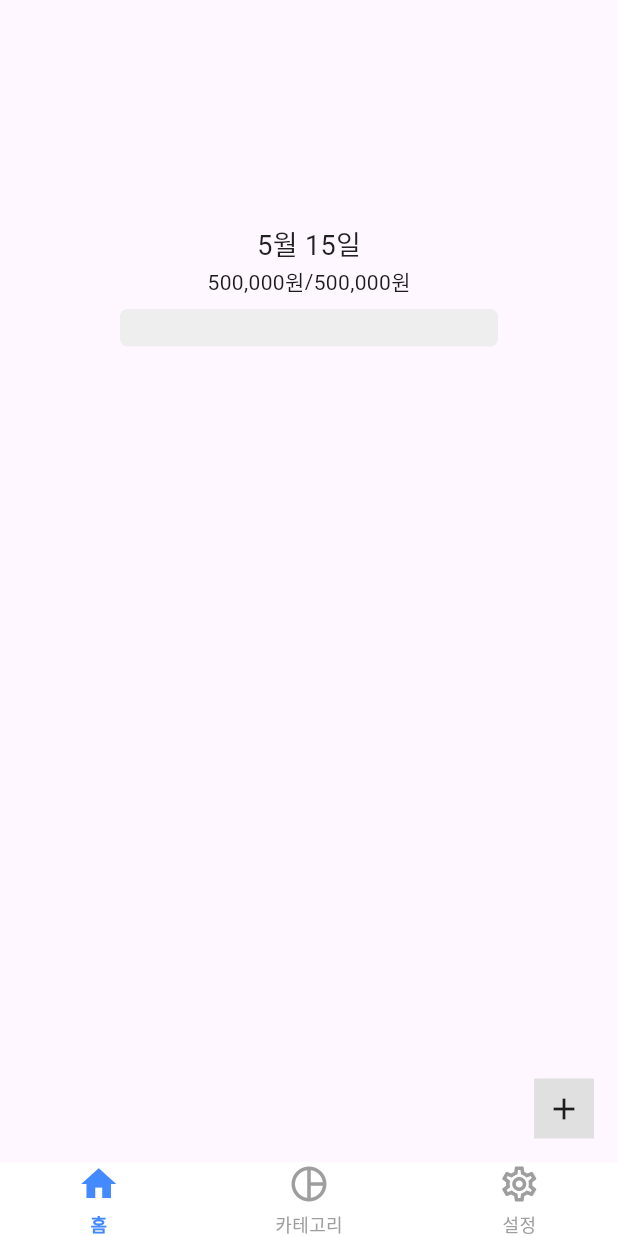
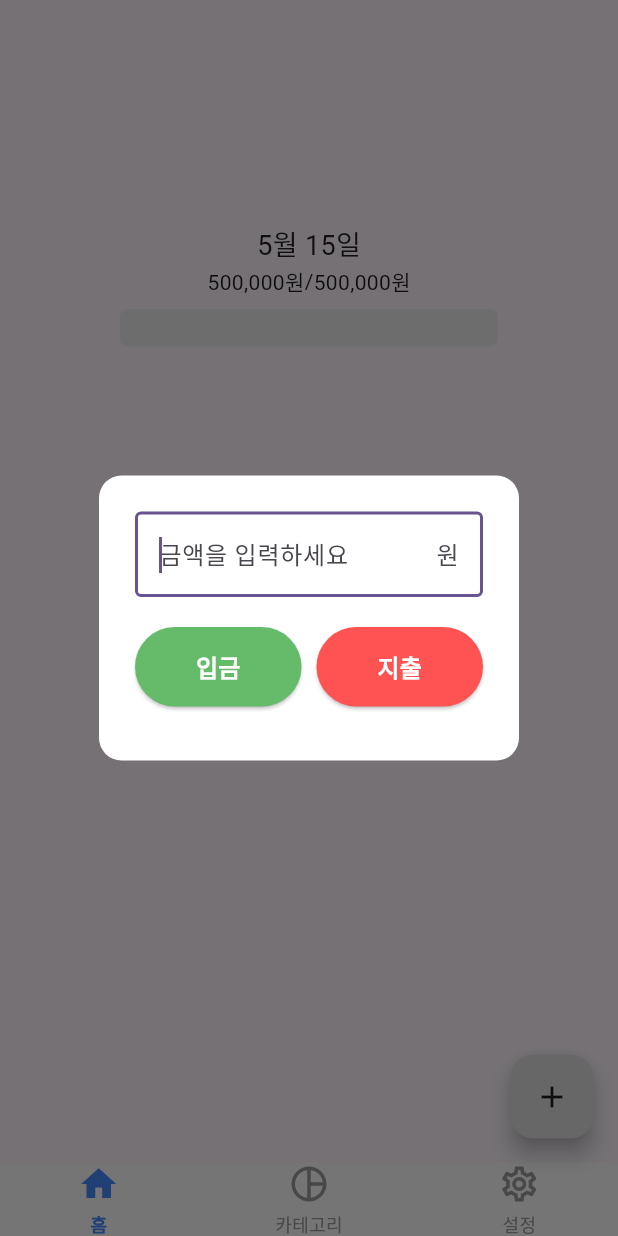
Before and after one commit to yeeeeeji/KeepMyMoney, a Flutter app: the screen it shows after launch, after a tap on the "add" icon, on a phone screen of 412 x 824 dp. Run offline on Flutter 3.47's test engine with Material 3 defaults, Android fonts, the light colour scheme and no system bars; our stand-ins replace flutter_riverpod.

Commit message:
feat: TransactionDialog 구현

```diff
--- a/keep_my_money/lib/main.dart
+++ b/keep_my_money/lib/main.dart
@@ -17,7 +17,7 @@ class MyApp extends StatelessWidget {
     return MaterialApp(
       title: 'Keep My Money',
       theme: ThemeData(
-        colorScheme: .fromSeed(seedColor: Colors.deepPurple),
+        colorScheme: ColorScheme.fromSeed(seedColor: Colors.deepPurple),
       ),
       home: HomePage(),
     );
@@ -25,30 +25,14 @@ class MyApp extends StatelessWidget {
 }
 
 class HomePage extends StatefulWidget {
-
   const HomePage({super.key});
 
   @override
   State<HomePage> createState() => _HomePageState();
 }
 
-class _HomePageState extends State<HomePage> with SingleTickerProviderStateMixin {
+class _HomePageState extends State<HomePage> {
   int _currentIndex = 0;
-
-  late TabController _tabController;
-  bool _showExpFab = true;
-
-  @override
-  void initState() {
-    super.initState();
-    _tabController = TabController(length: 3, vsync: this);
-
-    _tabController.addListener(() {
-      setState(() {
-        _showExpFab = _tabController.index == 0;
-      });
-    });
-  }
 
   @override
   Widget build(BuildContext context) {
@@ -57,25 +41,19 @@ class _HomePageState extends State<HomePage> with SingleTickerProviderStateMixin
         index: _currentIndex,
         children: const [
           HomeTab(),
-          Center(child: Text('카테고리'),),
-          Center(child: Text('설정'),),
+          Center(child: Text('카테고리')),
+          Center(child: Text('설정')),
         ],
       ),
-      floatingActionButton: _showExpFab ? const ExpenseFab() : null,
+      floatingActionButton: _currentIndex == 0 ? const ExpenseFab() : null,
       bottomNavigationBar: NavBar(
         currentIndex: _currentIndex,
         onTap: (index) {
           setState(() {
             _currentIndex = index;
           });
-        }
+        },
       ),
     );
   }
-
-  @override
-  void dispose() {
-    _tabController.dispose();
-    super.dispose();
-  }
 }
--- a/keep_my_money/lib/widgets/buttons/expense_fab.dart
+++ b/keep_my_money/lib/widgets/buttons/expense_fab.dart
@@ -1,23 +1,26 @@
 import 'package:flutter/material.dart';
+import 'package:flutter_riverpod/flutter_riverpod.dart';
+import 'package:keep_my_money/widgets/dialogs/transaction_dialog.dart';
 
-class ExpenseFab extends StatelessWidget {
-  const ExpenseFab ({super.key});
+class ExpenseFab extends ConsumerWidget {
+  const ExpenseFab({super.key});
 
   @override
-  Widget build(BuildContext context) {
-    return GestureDetector(
-      onTap: () {
-
+  Widget build(BuildContext context, WidgetRef ref) {
+    return FloatingActionButton(
+      onPressed: () {
+        _showTransactionModal(context, ref);
       },
-      child: Container(
-        height: 40,
-        width: 40,
-        color: Colors.grey[300],
-        child: Padding(
-          padding: EdgeInsetsGeometry.all(5),
-          child: Icon(Icons.add,),
-        ),
-      ),
+      backgroundColor: Colors.grey[300],
+      child: const Icon(Icons.add, color: Colors.black87),
     );
   }
 }
+
+void _showTransactionModal(BuildContext context, WidgetRef ref) {
+  showDialog(
+    context: context,
+    barrierDismissible: true,
+    builder: (context) => const TransactionDialog(),
+  );
+}
--- /dev/null
+++ b/keep_my_money/lib/widgets/dialogs/transaction_dialog.dart
@@ -0,0 +1,109 @@
+import 'package:flutter/material.dart';
+import 'package:flutter_riverpod/flutter_riverpod.dart';
+import 'package:keep_my_money/models/expense.dart';
+import 'package:keep_my_money/providers/budget_notifier.dart';
+import 'package:keep_my_money/providers/expense_notifier.dart';
+
+class TransactionDialog extends ConsumerStatefulWidget {
+  const TransactionDialog({super.key});
+
+  @override
+  ConsumerState<ConsumerStatefulWidget> createState() =>
+      _TransactionDialogState();
+}
+
+class _TransactionDialogState extends ConsumerState<TransactionDialog> {
+  final TextEditingController _amountController = TextEditingController();
+
+  @override
+  void dispose() {
+    _amountController.dispose();
+    super.dispose();
+  }
+
+  void _submit(bool isExpense) {
+    final int? amount = int.tryParse(_amountController.text);
+    if (amount == null || amount <= 0) return;
+
+    if (isExpense) {
+      final newExpense = Expense(
+        id: DateTime.now().toString(),
+        amount: amount,
+        date: DateTime.now(),
+        category: '미분류',
+      );
+      ref.read(expenseProvider.notifier).addExpense(newExpense);
+    } else {
+      final currentBudget = ref.read(budgetProvider).totalAmount;
+      ref.read(budgetProvider.notifier).updateAmount(currentBudget + amount);
+    }
+    Navigator.pop(context);
+  }
+
+  @override
+  Widget build(BuildContext context) {
+    return AlertDialog(
+      backgroundColor: Colors.white,
+      shape: RoundedRectangleBorder(borderRadius: BorderRadius.circular(15)),
+      contentPadding: const EdgeInsets.fromLTRB(24, 24, 24, 16),
+      content: SingleChildScrollView(
+        child: Column(
+          mainAxisSize: MainAxisSize.min,
+          children: [
+            TextField(
+              controller: _amountController,
+              keyboardType: TextInputType.number,
+              autofocus: true,
+              decoration: const InputDecoration(
+                hintText: '금액을 입력하세요',
+                border: OutlineInputBorder(),
+                suffixText: '원',
+              ),
+            ),
+            const SizedBox(height: 20),
+            Row(
+              children: [
+                Expanded(
+                  child: ElevatedButton(
+                    style: ElevatedButton.styleFrom(
+                      backgroundColor: Colors.green[400],
+                      padding: const EdgeInsets.symmetric(vertical: 15),
+                    ),
+                    onPressed: () => _submit(false),
+                    child: const Text(
+                      '입금',
+                      style: TextStyle(
+                        color: Colors.white,
+                        fontSize: 16,
+                        fontWeight: FontWeight.bold,
+                      ),
+                    ),
+                  ),
+                ),
+                const SizedBox(width: 10),
+                Expanded(
+                  child: ElevatedButton(
+                    style: ElevatedButton.styleFrom(
+                      backgroundColor: Colors.redAccent,
+                      padding: const EdgeInsets.symmetric(vertical: 15),
+                    ),
+                    onPressed: () => _submit(true),
+                    child: const Text(
+                      '지출',
+                      style: TextStyle(
+                        color: Colors.white,
+                        fontSize: 16,
+                        fontWeight: FontWeight.bold,
+                      ),
+                    ),
+                  ),
+                ),
+              ],
+            ),
+            const SizedBox(height: 20),
+          ],
+        ),
+      ),
+    );
+  }
+}
```
